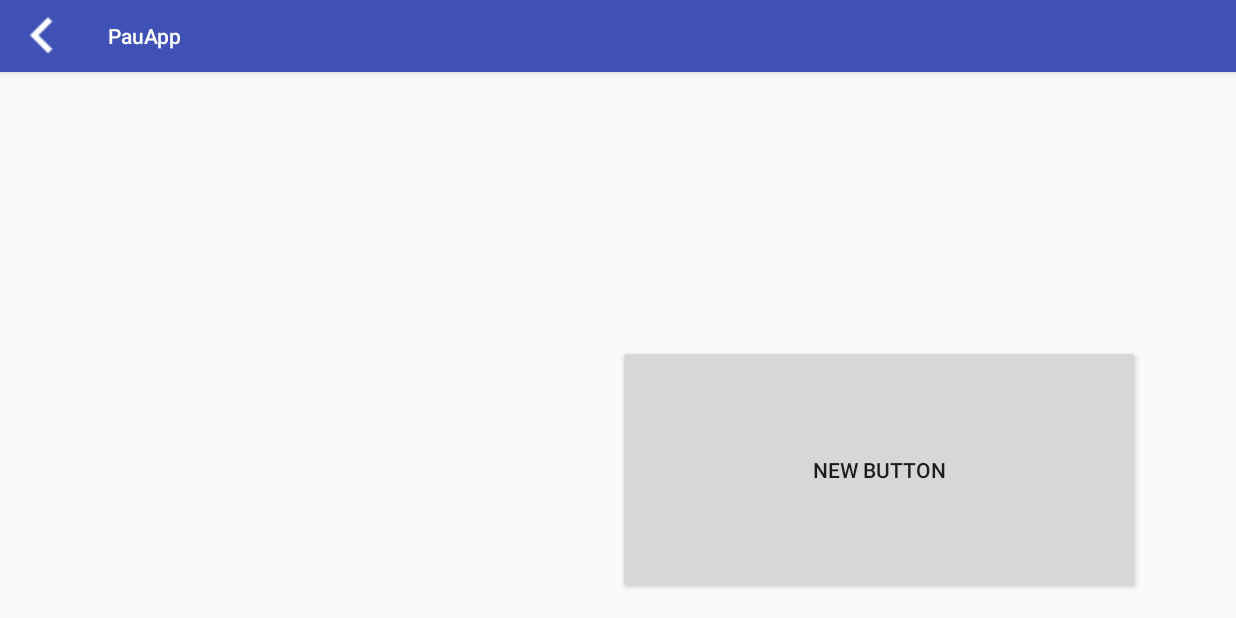
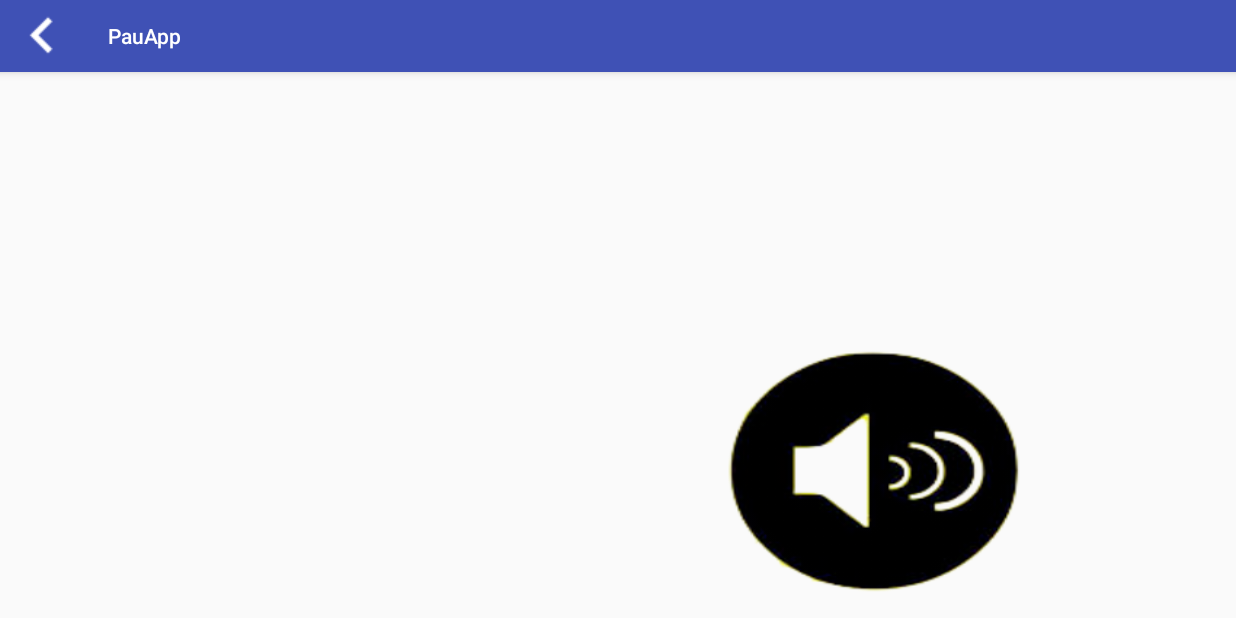
Before and after one commit to high-technology-software/PauApp, an Android app: the ActivitySonidoImagenText screen opened directly, with no data from a screen before it, on a phone screen of 824 x 412 dp (held sideways). Run offline under Robolectric (Android 15) with nearby library versions, the phone set to English and light mode, and no system bars; our stand-ins replace Picasso; pictures from the network do not load; 3 statements that could not run were skipped.

Commit message:
final version

```diff
--- a/app/src/main/java/com/high_technology_software/android/pauapp/ActivitySonidoImagenText.java
+++ b/app/src/main/java/com/high_technology_software/android/pauapp/ActivitySonidoImagenText.java
@@ -63,6 +63,8 @@ public class ActivitySonidoImagenText extends AppCompatActivity {
         tex = (TextView) findViewById(R.id.texteActivitySoundImg);
         tex.setText(vo.getName());
 
+        bot.setBackgroundResource(R.drawable.sonido2);
+        //bot.setBackgroundResource(R.drawable.sound_audio_devices);
         //obtener path de la imagen TODO provisional estatica
         String path = Environment.getExternalStorageDirectory().getAbsolutePath() + "/APLICACIO_PAU/item_prueba/minion.png";
         File ruta = new File(vo.getImage());
--- a/app/src/main/res/layout/activity_activity_sonido_imagen_text.xml
+++ b/app/src/main/res/layout/activity_activity_sonido_imagen_text.xml
@@ -48,8 +48,9 @@
                     android:layout_width="match_parent"
                     android:layout_height="0dp"
                     android:layout_weight="1"
-                    android:text="New Button"
-                    android:id="@+id/botSound" />
+                    android:id="@+id/botSound"
+
+                    />
 
             </LinearLayout>
 
--- a/app/src/main/res/layout/category_dialog.xml
+++ b/app/src/main/res/layout/category_dialog.xml
@@ -9,6 +9,7 @@
         android:id="@+id/category_dialog_editText"
         android:layout_width="match_parent"
         android:layout_height="wrap_content"
-        android:inputType="text" />
+        android:inputType="text"
+        android:singleLine="true" />
 
 </LinearLayout>
```
Also changed, not shown: app/src/main/java/com/high_technology_software/android/pauapp/ActivityMainPrincipal.java (+12 -2 lines), app/src/main/java/com/high_technology_software/android/pauapp/itemsCategoryActivity.java (+11 -1 lines), app/src/main/res/drawable/ic_volume_up_black_24dp.png (added), app/src/main/res/drawable/sonido.jpeg (added), app/src/main/res/drawable/sonido2.png (added), app/src/main/res/drawable/sound_audio_devices.png (added), app/src/main/res/mipmap-hdpi/ic_volume_up_black_24dp.png (added), app/src/main/res/mipmap-mdpi/ic_volume_up_black_24dp.png (added), app/src/main/res/mipmap-xhdpi/ic_volume_up_black_24dp.png (added), app/src/main/res/mipmap-xxhdpi/ic_volume_up_black_24dp.png (added), app/src/main/res/mipmap-xxxhdpi/ic_volume_up_black_24dp.png (added), 2 other files.
